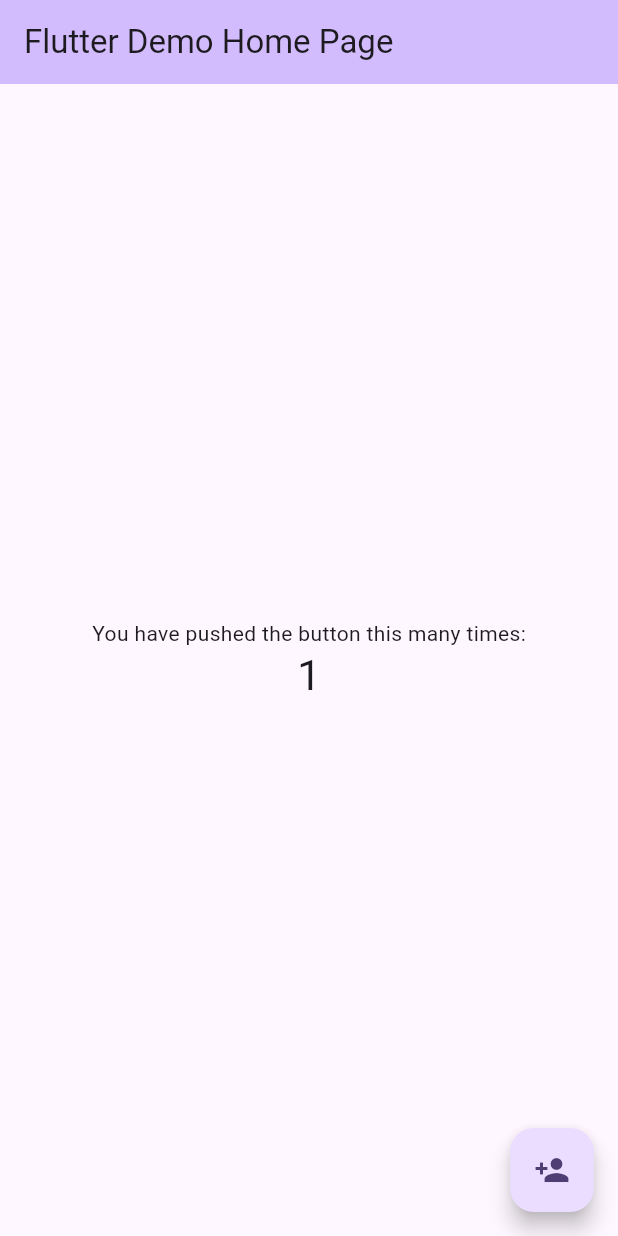
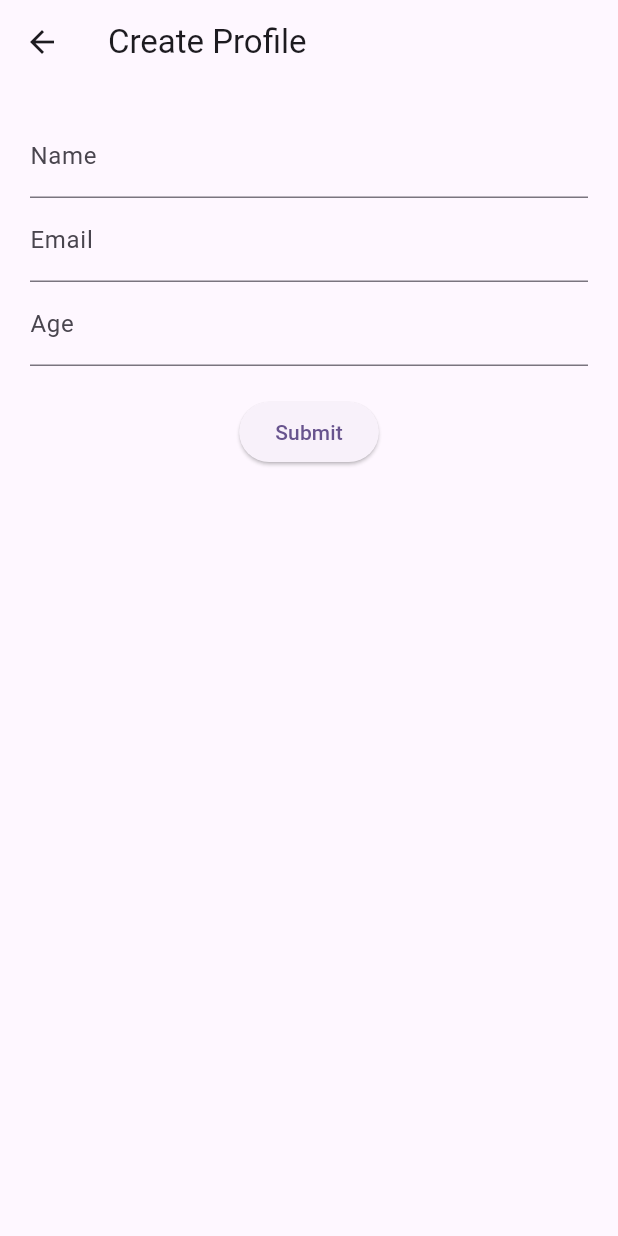
Before and after one commit to anilYD1402/tab_hackthon_2025, a Flutter app: the screen it shows after launch, after a tap on the "person add" icon, on a phone screen of 412 x 824 dp. Run offline on Flutter 3.47's test engine with Material 3 defaults, Android fonts, the phone set to English and light mode, and no system bars.

Commit message:
[SCRUM-4] added new user profile

```diff
--- a/lib/main.dart
+++ b/lib/main.dart
@@ -1,4 +1,5 @@
 import 'package:flutter/material.dart';
+import 'package:tab_hackthon/settings/screen/user_profile.dart';
 
 void main() {
   runApp(const MyApp());
@@ -114,7 +115,11 @@
       ),
       floatingActionButton: FloatingActionButton(
         onPressed: () {
-          _incrementCounter();
+
+          Navigator.push(
+            context,
+            MaterialPageRoute(builder: (context) => const UserProfileScreen()),
+          );
         },
         tooltip: 'Create Profile',
         child: const Icon(Icons.person_add),
--- /dev/null
+++ b/lib/settings/screen/user_profile.dart
@@ -0,0 +1,81 @@
+import 'package:flutter/material.dart';
+
+class UserProfileScreen extends StatefulWidget {
+  const UserProfileScreen({super.key});
+
+  @override
+  State<UserProfileScreen> createState() => _UserProfileScreenState();
+}
+
+class _UserProfileScreenState extends State<UserProfileScreen> {
+  final _formKey = GlobalKey<FormState>();
+
+  String name = '';
+  String email = '';
+  int age = 0;
+
+  @override
+  Widget build(BuildContext context) {
+    return Scaffold(
+      appBar: AppBar(title: const Text('Create Profile')),
+      body: Padding(
+        padding: const EdgeInsets.all(20.0),
+        child: Form(
+          key: _formKey,
+          child: Column(
+            children: [
+              // Name Field
+              TextFormField(
+                decoration: const InputDecoration(labelText: 'Name'),
+                validator:
+                    (value) =>
+                        value == null || value.isEmpty
+                            ? 'Enter your name'
+                            : null,
+                onSaved: (value) => name = value ?? '',
+              ),
+              // Email Field
+              TextFormField(
+                decoration: const InputDecoration(labelText: 'Email'),
+                validator:
+                    (value) =>
+                        value == null || !value.contains('@')
+                            ? 'Enter a valid email'
+                            : null,
+                onSaved: (value) => email = value ?? '',
+              ),
+              // Age Field
+              TextFormField(
+                decoration: const InputDecoration(labelText: 'Age'),
+                keyboardType: TextInputType.number,
+                validator: (value) {
+                  if (value == null || int.tryParse(value) == null) {
+                    return 'Enter a valid age';
+                  }
+                  return null;
+                },
+                onSaved: (value) => age = int.tryParse(value ?? '') ?? 0,
+              ),
+              const SizedBox(height: 20),
+              ElevatedButton(
+                onPressed: () {
+                  if (_formKey.currentState?.validate() ?? false) {
+                    _formKey.currentState?.save();
+                    ScaffoldMessenger.of(context).showSnackBar(
+                      SnackBar(
+                        content: Text(
+                          'Profile Created: $name, $email, Age $age',
+                        ),
+                      ),
+                    );
+                  }
+                },
+                child: const Text('Submit'),
+              ),
+            ],
+          ),
+        ),
+      ),
+    );
+  }
+}
```
